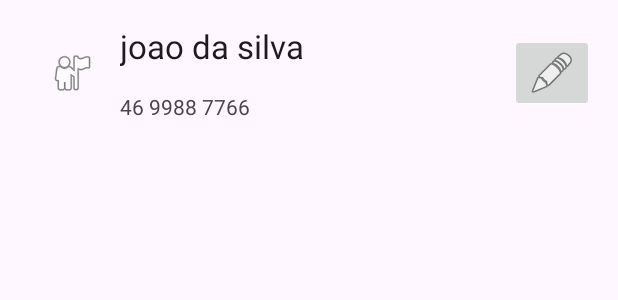
After one commit to robisoncrisbrito/UsandoSQLite-POSMOVEIS-2026-2, an Android app: the layout elemento_lista.xml on its own in the app's theme, with its tools: preview values and no code run, on a phone screen of 412 x 824 dp. The commit adds this screen. Shown: the top 300 px of the screen. Run offline under Robolectric (Android 15) with nearby library versions, the phone set to English and light mode, and no system bars.

Commit message:
aplicativo com os elementos da lista personalizados, com uma nova tela e um novo adapter

```diff
--- /dev/null
+++ b/app/src/main/res/layout/elemento_lista.xml
@@ -0,0 +1,50 @@
+<?xml version="1.0" encoding="utf-8"?>
+<androidx.constraintlayout.widget.ConstraintLayout xmlns:android="http://schemas.android.com/apk/res/android"
+    xmlns:app="http://schemas.android.com/apk/res-auto"
+    xmlns:tools="http://schemas.android.com/tools"
+    android:id="@+id/tela"
+    android:layout_width="match_parent"
+    android:layout_height="match_parent">
+
+    <ImageView
+        android:id="@+id/ivIconeElementoLista"
+        android:layout_width="wrap_content"
+        android:layout_height="wrap_content"
+        android:layout_marginStart="32dp"
+        app:layout_constraintBottom_toBottomOf="@+id/tvTelefoneElementoLista"
+        app:layout_constraintStart_toStartOf="parent"
+        app:layout_constraintTop_toTopOf="@+id/tvNomeElementoLista"
+        app:srcCompat="@android:drawable/ic_menu_myplaces" />
+
+    <TextView
+        android:id="@+id/tvNomeElementoLista"
+        android:layout_width="wrap_content"
+        android:layout_height="wrap_content"
+        android:layout_marginStart="16dp"
+        android:layout_marginTop="16dp"
+        android:textAppearance="@android:style/TextAppearance.Large"
+        app:layout_constraintStart_toEndOf="@+id/ivIconeElementoLista"
+        app:layout_constraintTop_toTopOf="parent"
+        tools:text="joao da silva" />
+
+    <TextView
+        android:id="@+id/tvTelefoneElementoLista"
+        android:layout_width="wrap_content"
+        android:layout_height="wrap_content"
+        android:layout_marginTop="16dp"
+        android:text="TextView"
+        app:layout_constraintStart_toStartOf="@+id/tvNomeElementoLista"
+        app:layout_constraintTop_toBottomOf="@+id/tvNomeElementoLista"
+        tools:text="46 9988 7766" />
+
+    <ImageButton
+        android:id="@+id/btEditarElementoLista"
+        android:layout_width="wrap_content"
+        android:layout_height="wrap_content"
+        android:layout_marginEnd="16dp"
+        app:layout_constraintBottom_toBottomOf="@+id/tvTelefoneElementoLista"
+        app:layout_constraintEnd_toEndOf="parent"
+        app:layout_constraintTop_toTopOf="@+id/tvNomeElementoLista"
+        app:srcCompat="@android:drawable/ic_menu_edit" />
+
+</androidx.constraintlayout.widget.ConstraintLayout>
```
Also changed, not shown: app/src/main/java/br/edu/utfpr/usandosqlite/ListarActivity.kt (+12 -0 lines), app/src/main/java/br/edu/utfpr/usandosqlite/adapter/ElementoListaAdapter.kt (added, +50 -0 lines).
